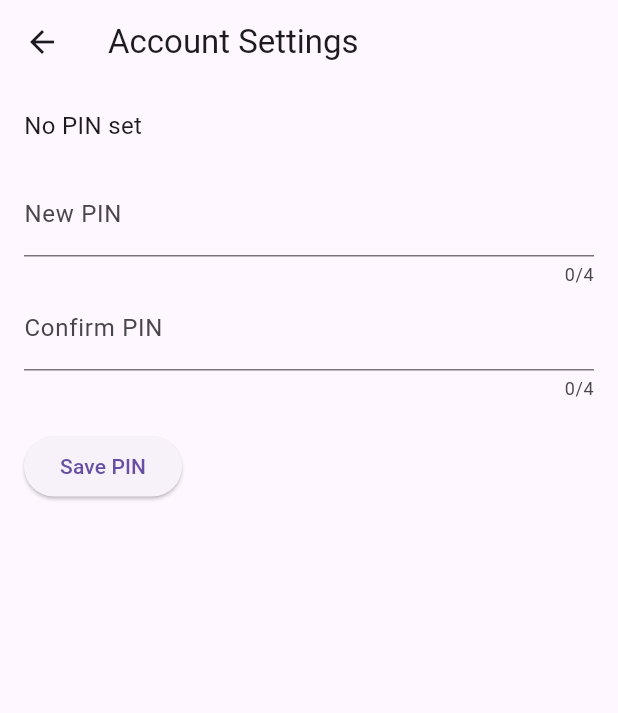
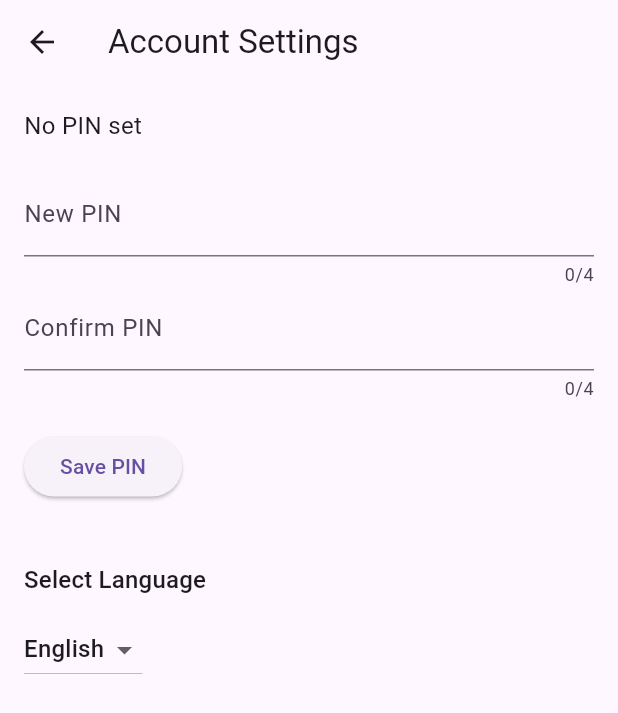
Before and after one commit to jaxkmurphy/onespace_app, a Flutter app: the screen it shows once a user with an empty profile is signed in, after a tap on the "settings" icon, on a phone screen of 412 x 824 dp. Shown: the top 713 px of the screen. Run offline on Flutter 3.47's test engine with Material 3 defaults, Android fonts, the phone set to English and light mode, and no system bars; our stand-ins replace audioplayers, cloud_firestore, firebase_auth, firebase_core; accounts and stored records are empty; network calls fail.

Commit message:
Started adding irish localisation

````diff
--- a/lib/auth_gate.dart
+++ b/lib/auth_gate.dart
@@ -4,7 +4,9 @@ import 'login_screen.dart';
 import 'pages/profiles_page.dart';
 
 class AuthGate extends StatelessWidget {
-  const AuthGate({super.key});
+  final Function(Locale) onLocaleChange;
+
+  const AuthGate({super.key, required this.onLocaleChange});
 
   @override
   Widget build(BuildContext context) {
@@ -15,7 +17,7 @@ class AuthGate extends StatelessWidget {
           return const Center(child: CircularProgressIndicator());
         }
         if (snapshot.hasData) {
-          return const ProfilesPage();
+          return ProfilesPage(onLocaleChange: onLocaleChange);
         } else {
           return const LoginScreen();
         }
--- /dev/null
+++ b/lib/l10n/app_localizations.dart
@@ -0,0 +1,183 @@
+import 'dart:async';
+
+import 'package:flutter/foundation.dart';
+import 'package:flutter/widgets.dart';
+import 'package:flutter_localizations/flutter_localizations.dart';
+import 'package:intl/intl.dart' as intl;
+
+import 'app_localizations_en.dart';
+import 'app_localizations_ga.dart';
+
+// ignore_for_file: type=lint
+
+/// Callers can lookup localized strings with an instance of AppLocalizations
+/// returned by `AppLocalizations.of(context)`.
+///
+/// Applications need to include `AppLocalizations.delegate()` in their app's
+/// `localizationDelegates` list, and the locales they support in the app's
+/// `supportedLocales` list. For example:
+///
+/// ```dart
+/// import 'l10n/app_localizations.dart';
+///
+/// return MaterialApp(
+///   localizationsDelegates: AppLocalizations.localizationsDelegates,
+///   supportedLocales: AppLocalizations.supportedLocales,
+///   home: MyApplicationHome(),
+/// );
+/// ```
+///
+/// ## Update pubspec.yaml
+///
+/// Please make sure to update your pubspec.yaml to include the following
+/// packages:
+///
+/// ```yaml
+/// dependencies:
+///   # Internationalization support.
+///   flutter_localizations:
+///     sdk: flutter
+///   intl: any # Use the pinned version from flutter_localizations
+///
+///   # Rest of dependencies
+/// ```
+///
+/// ## iOS Applications
+///
+/// iOS applications define key application metadata, including supported
+/// locales, in an Info.plist file that is built into the application bundle.
+/// To configure the locales supported by your app, you’ll need to edit this
+/// file.
+///
+/// First, open your project’s ios/Runner.xcworkspace Xcode workspace file.
+/// Then, in the Project Navigator, open the Info.plist file under the Runner
+/// project’s Runner folder.
+///
+/// Next, select the Information Property List item, select Add Item from the
+/// Editor menu, then select Localizations from the pop-up menu.
+///
+/// Select and expand the newly-created Localizations item then, for each
+/// locale your application supports, add a new item and select the locale
+/// you wish to add from the pop-up menu in the Value field. This list should
+/// be consistent with the languages listed in the AppLocalizations.supportedLocales
+/// property.
+abstract class AppLocalizations {
+  AppLocalizations(String locale) : localeName = intl.Intl.canonicalizedLocale(locale.toString());
+
+  final String localeName;
+
+  static AppLocalizations? of(BuildContext context) {
+    return Localizations.of<AppLocalizations>(context, AppLocalizations);
+  }
+
+  static const LocalizationsDelegate<AppLocalizations> delegate = _AppLocalizationsDelegate();
+
+  /// A list of this localizations delegate along with the default localizations
+  /// delegates.
+  ///
+  /// Returns a list of localizations delegates containing this delegate along with
+  /// GlobalMaterialLocalizations.delegate, GlobalCupertinoLocalizations.delegate,
+  /// and GlobalWidgetsLocalizations.delegate.
+  ///
+  /// Additional delegates can be added by appending to this list in
+  /// MaterialApp. This list does not have to be used at all if a custom list
+  /// of delegates is preferred or required.
+  static const List<LocalizationsDelegate<dynamic>> localizationsDelegates = <LocalizationsDelegate<dynamic>>[
+    delegate,
+    GlobalMaterialLocalizations.delegate,
+    GlobalCupertinoLocalizations.delegate,
+    GlobalWidgetsLocalizations.delegate,
+  ];
+
+  /// A list of this localizations delegate's supported locales.
+  static const List<Locale> supportedLocales = <Locale>[
+    Locale('en'),
+    Locale('ga')
+  ];
+
+  /// No description provided for @appTitle.
+  ///
+  /// In en, this message translates to:
+  /// **'OneSpace App'**
+  String get appTitle;
+
+  /// No description provided for @settings.
+  ///
+  /// In en, this message translates to:
+  /// **'Settings'**
+  String get settings;
+
+  /// No description provided for @language.
+  ///
+  /// In en, this message translates to:
+  /// **'Language'**
+  String get language;
+
+  /// No description provided for @selectLanguage.
+  ///
+  /// In en, this message translates to:
+  /// **'Select Language'**
+  String get selectLanguage;
+
+  /// No description provided for @pinUpdated.
+  ///
+  /// In en, this message translates to:
+  /// **'PIN updated'**
+  String get pinUpdated;
+
+  /// No description provided for @savePin.
+  ///
+  /// In en, this message translates to:
+  /// **'Save PIN'**
+  String get savePin;
+
+  /// No description provided for @newPin.
+  ///
+  /// In en, this message translates to:
+  /// **'New PIN'**
+  String get newPin;
+
+  /// No description provided for @confirmPin.
+  ///
+  /// In en, this message translates to:
+  /// **'Confirm PIN'**
+  String get confirmPin;
+
+  /// No description provided for @pinHint.
+  ///
+  /// In en, this message translates to:
+  /// **'PINs must be 4 digits and match'**
+  String get pinHint;
+}
+
+class _AppLocalizationsDelegate extends LocalizationsDelegate<AppLocalizations> {
+  const _AppLocalizationsDelegate();
+
+  @override
+  Future<AppLocalizations> load(Locale locale) {
+    return SynchronousFuture<AppLocalizations>(lookupAppLocalizations(locale));
+  }
+
+  @override
+  bool isSupported(Locale locale) => <String>['en', 'ga'].contains(locale.languageCode);
+
+  @override
+  bool shouldReload(_AppLocalizationsDelegate old) => false;
+}
+
+AppLocalizations lookupAppLocalizations(Locale locale) {
+
+
+  // Lookup logic when only language code is specified.
+  switch (locale.languageCode) {
+    case 'en': return AppLocalizationsEn();
+    case 'ga': return AppLocalizationsGa();
+  }
+
+  throw FlutterError(
+    'AppLocalizations.delegate failed to load unsupported locale "$locale". This is likely '
+    'an issue with the localizations generation tool. Please file an issue '
+    'on GitHub with a reproducible sample app and the gen-l10n configuration '
+    'that was used.'
+  );
+}
--- a/lib/main.dart
+++ b/lib/main.dart
@@ -22,6 +22,8 @@ import 'pages/quiz_play_page.dart';
 import 'pages/student_quiz_list_page.dart';
 import 'models/quiz.dart';
 import 'services/firestore_service.dart';
+import 'package:flutter_localizations/flutter_localizations.dart';
+import 'l10n/app_localizations.dart';
 
 void main() async {
   WidgetsFlutterBinding.ensureInitialized();
@@ -39,19 +41,52 @@ void main() async {
   runApp(const MyApp());
 }
 
-class MyApp extends StatelessWidget {
+class MyApp extends StatefulWidget {
   const MyApp({super.key});
+
+  @override
+  State<MyApp> createState() => _MyAppState();
+}
+
+class _MyAppState extends State<MyApp> {
+  Locale _locale = const Locale('en');
+
+  void _setLocale(Locale locale) {
+    setState(() {
+      _locale = locale;
+    });
+  }
 
   @override
   Widget build(BuildContext context) {
     return MaterialApp(
       title: 'OneSpace App',
-      theme: ThemeData(primarySwatch: Colors.blue),
+      locale: _locale,
+      supportedLocales: const [
+        Locale('en'),
+        Locale('ga'),
+      ],
+      localizationsDelegates: const [
+        AppLocalizations.delegate,
+        GlobalMaterialLocalizations.delegate,
+        GlobalWidgetsLocalizations.delegate,
+        GlobalCupertinoLocalizations.delegate,
+      ],
+      localeResolutionCallback: (locale, supportedLocales) {
+        if (locale != null) {
+          for (var supported in supportedLocales) {
+            if (supported.languageCode == locale.languageCode) {
+              return supported;
+            }
+          }
+        }
+        return supportedLocales.first;
+      },
       initialRoute: '/',
       routes: {
-        '/': (context) => const AuthGate(),
-        '/profiles': (context) => ProfilesPage(),
-        '/account-settings': (context) => const AccountSettingsPage(),
+        '/': (context) => AuthGate(onLocaleChange: _setLocale),
+        '/profiles': (context) => ProfilesPage(onLocaleChange: _setLocale),
+        '/account-settings': (context) => AccountSettingsPage(onLocaleChange: _setLocale),
         '/add-profile': (context) => const AddProfilePage(),
         '/staffSchedule': (context) => const StaffSchedulePage(),
         '/childSchedule': (context) => const ChildSchedulePage(),
@@ -130,11 +165,11 @@ class MyApp extends StatelessWidget {
           }
         } else if (settings.name == '/quiz-play') {
           final args = settings.arguments;
-            if (args is Map<String, dynamic> && args['quiz'] is Quiz) {
-              return MaterialPageRoute(
+          if (args is Map<String, dynamic> && args['quiz'] is Quiz) {
+            return MaterialPageRoute(
               builder: (context) => QuizPlayPage(
                 quiz: args['quiz'],
-                childProfile: args['childProfile'] as ChildProfile?, // might be null
+                childProfile: args['childProfile'] as ChildProfile?,
               ),
             );
           }
@@ -154,7 +189,6 @@ class MyApp extends StatelessWidget {
           }
         }
 
-        // Fallback
         return MaterialPageRoute(
           builder: (context) => Scaffold(
             appBar: AppBar(title: const Text("Error")),
--- a/lib/pages/account_settings_page.dart
+++ b/lib/pages/account_settings_page.dart
@@ -2,9 +2,12 @@ import 'package:flutter/material.dart';
 import 'package:firebase_auth/firebase_auth.dart';
 import '../models/teacher.dart';
 import '../services/firestore_service.dart';
+import '../l10n/app_localizations.dart';
 
 class AccountSettingsPage extends StatefulWidget {
-  const AccountSettingsPage({super.key});
+  final Function(Locale) onLocaleChange;
+
+  const AccountSettingsPage({super.key, required this.onLocaleChange});
 
   @override
   State<AccountSettingsPage> createState() => _AccountSettingsPageState();
@@ -17,6 +20,14 @@ class _AccountSettingsPageState extends State<AccountSettingsPage> {
 
   late Teacher _teacher;
   bool _loading = true;
+
+  late Locale _selectedLocale;
+
+  @override
+    void didChangeDependencies() {
+      super.didChangeDependencies();
+      _selectedLocale = Localizations.localeOf(context);
+  }
 
   @override
   void initState() {
@@ -119,7 +130,27 @@ class _AccountSettingsPageState extends State<AccountSettingsPage> {
             const SizedBox(height: 20),
             ElevatedButton(
               onPressed: _savePin,
-              child: const Text('Save PIN'),
+              child: Text(AppLocalizations.of(context)!.savePin),
+            ),
+            const SizedBox(height: 40),
+
+            // Language selector dropdown
+            Text(AppLocalizations.of(context)!.selectLanguage, style: Theme.of(context).textTheme.titleMedium),
+            const SizedBox(height: 10),
+            DropdownButton<Locale>(
+              value: _selectedLocale,
+              items: const [
+                DropdownMenuItem(value: Locale('en'), child: Text('English')),
+                DropdownMenuItem(value: Locale('ga'), child: Text('Gaeilge')),
+              ],
+              onChanged: (locale) {
+                if (locale != null) {
+                  setState(() {
+                    _selectedLocale = locale;
+                  });
+                  widget.onLocaleChange(locale);
+                }
+              },
             ),
           ],
         ),
--- a/lib/pages/profiles_page.dart
+++ b/lib/pages/profiles_page.dart
@@ -6,7 +6,9 @@ import '../models/child_profile.dart';
 import '../widgets/pin_entry_dialog.dart';
 
 class ProfilesPage extends StatefulWidget {
-  const ProfilesPage({super.key});
+  final Function(Locale) onLocaleChange;
+
+  const ProfilesPage({super.key, required this.onLocaleChange});
 
   @override
   State<ProfilesPage> createState() => _ProfilesPageState();
@@ -57,7 +59,12 @@ class _ProfilesPageState extends State<ProfilesPage> {
     if (!mounted) return;
 
     if (pinOk) {
-      Navigator.pushNamed(context, '/account-settings');
+      // Pass onLocaleChange to AccountSettingsPage here
+      Navigator.pushNamed(
+        context,
+        '/account-settings',
+        arguments: widget.onLocaleChange,
+      );
     } else {
       ScaffoldMessenger.of(context).showSnackBar(
         const SnackBar(content: Text('Access denied: incorrect PIN')),
@@ -72,7 +79,7 @@ class _ProfilesPageState extends State<ProfilesPage> {
       Navigator.pushNamed(
         context,
         '/staff-dashboard',
-      arguments: profile,  // pass the StaffProfile object
+        arguments: profile,
       );
     } else {
       if (!mounted) return;
@@ -87,7 +94,7 @@ class _ProfilesPageState extends State<ProfilesPage> {
     Navigator.pushNamed(
       context,
       '/child-dashboard',
-    arguments: profile,  // pass the ChildProfile object
+      arguments: profile,
     );
   }
 
@@ -177,7 +184,7 @@ class _ProfilesPageState extends State<ProfilesPage> {
                     return ListTile(
                       leading: const Icon(Icons.person),
                       title: Text(s.name),
-                      onTap: () => _onStaffTap(s), // Pass profile here!
+                      onTap: () => _onStaffTap(s),
                       trailing: IconButton(
                         icon: const Icon(Icons.delete, color: Colors.red),
                         onPressed: () => _onDeleteStaffProfile(s.id),
@@ -214,7 +221,7 @@ class _ProfilesPageState extends State<ProfilesPage> {
                       leading: const Icon(Icons.child_care),
                       title: Text(ch.name),
                       subtitle: Text('Age: ${ch.age}'),
-                      onTap: () => _onChildTap(ch), // Navigate directly
+                      onTap: () => _onChildTap(ch),
                       trailing: IconButton(
                         icon: const Icon(Icons.delete, color: Colors.red),
                         onPressed: () => _onDeleteChildProfile(ch.id),
````
Also changed, not shown: lib/l10n/app_en.arb (added, +12 -0 lines), lib/l10n/app_ga.arb (added, +12 -0 lines), lib/l10n/app_localizations_en.dart (added, +37 -0 lines), lib/l10n/app_localizations_ga.dart (added, +37 -0 lines), pubspec.yaml (+14 -0 lines), pubspec.lock. Lines whose indentation alone changed are shown as unchanged.
